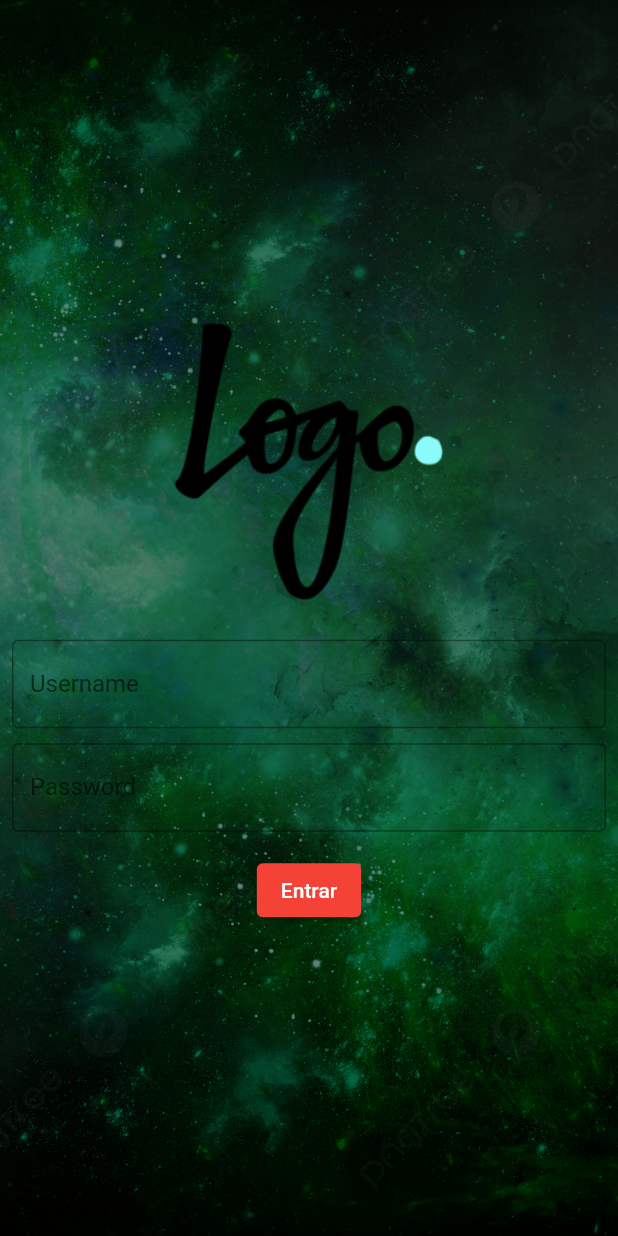
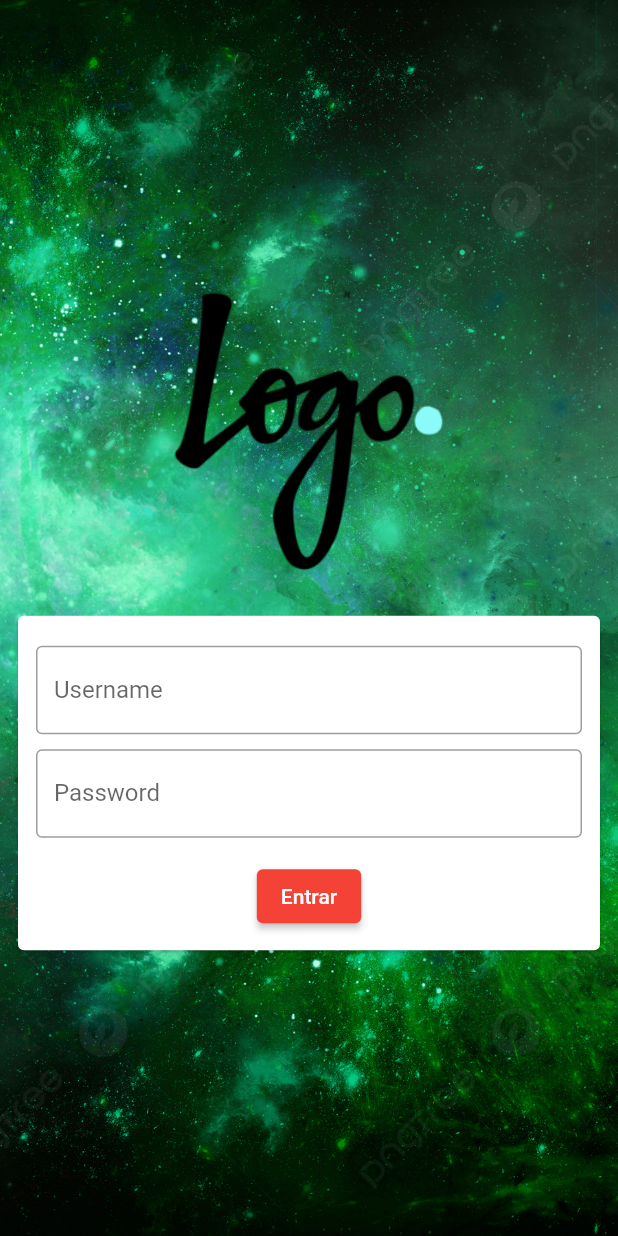
Before and after one commit to RuanK07/Flutter-Mobile, a Flutter app: the screen it shows after launch, on a phone screen of 412 x 824 dp. Run offline on Flutter 3.47's test engine with Material 2 defaults, Android fonts, the phone set to English and light mode, and no system bars.

Commit message:
Add Card to text fields

```diff
--- a/lib/login_page.dart
+++ b/lib/login_page.dart
@@ -29,6 +29,16 @@ class _LoginPageState extends State<LoginPage> {
                       height: 200,
                       child: Image.asset('assets/images/Logo.png')),
                   Container(height: 20),
+                  Card(
+                      child: Padding(
+                    padding: const EdgeInsets.only(
+                      left: 12.0,
+                      right: 12.0,
+                      top: 20.0,
+                      bottom: 12.0,
+                    ),
+                    child: Column(
+                      children: [
                         TextField(
                           onChanged: (text) {
                             email = text;
@@ -59,10 +69,14 @@ class _LoginPageState extends State<LoginPage> {
                           child: Text('Entrar'),
                           onPressed: () {
                             if (email == 'admin' && password == 'admin') {
-                        Navigator.of(context).pushReplacementNamed('/home');
+                              Navigator.of(context)
+                                  .pushReplacementNamed('/home');
                             }
                           },
                         ),
+                      ],
+                    ),
+                  )),
                 ],
               ),
             ),
@@ -75,7 +89,8 @@ class _LoginPageState extends State<LoginPage> {
   @override
   Widget build(BuildContext context) {
     return Scaffold(
-        body: Stack(
+        body: SingleChildScrollView(
+      child: Stack(
         children: [
           SizedBox(
               height: MediaQuery.of(context).size.height,
@@ -88,6 +103,7 @@ class _LoginPageState extends State<LoginPage> {
           ),
           _body(),
         ],
+      ),
     ));
   }
 }
```
Lines whose indentation alone changed are shown as unchanged.
